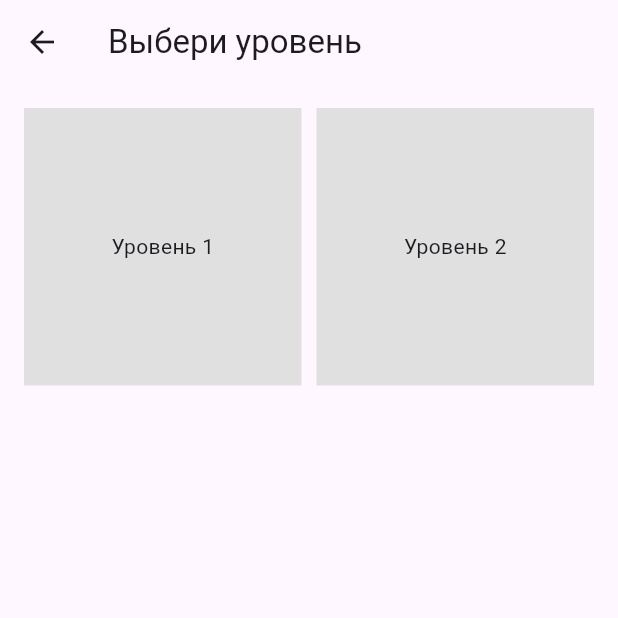
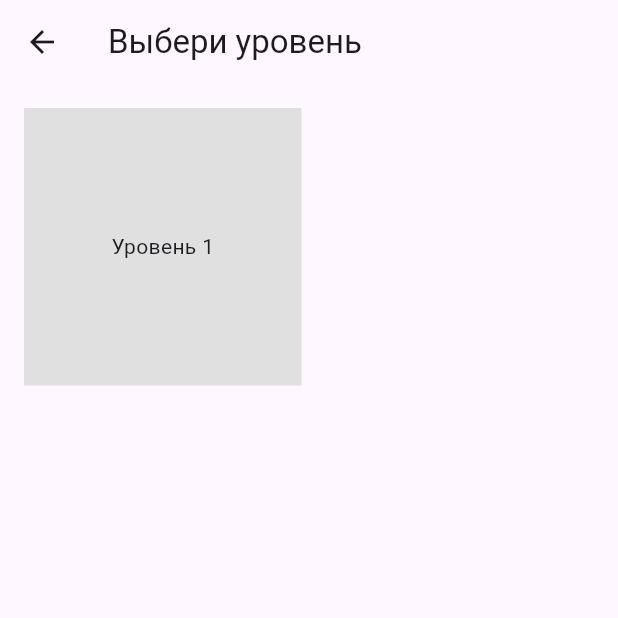
Before and after one commit to kamilazhaksilik999-jpg/game_center, a Flutter app: the LevelSelectScreen screen opened by its route, on a phone screen of 412 x 824 dp, the top half of it. Run offline on Flutter 3.47's test engine with Material 3 defaults, Android fonts, the phone set to English and light mode, and no system bars; our stand-ins replace cloud_firestore, firebase_core, image_picker, shared_preferences; accounts and stored records are empty.

Commit message:
улучшила функицонал игр

```diff
--- a/lib/core/models/level_model.dart
+++ b/lib/core/models/level_model.dart
@@ -1,10 +1,10 @@
 import 'package:flutter/material.dart';
+
 class LevelModel {
   final int id;
   final String image1;
   final String image2;
-
-  final List<Rect> differences; // 🔥 ВОТ ЭТО ТЕБЕ НЕ ХВАТАЛО
+  final List<Rect> differences;
 
   LevelModel({
     required this.id,
--- a/lib/data/levels.dart
+++ b/lib/data/levels.dart
@@ -1,25 +1,32 @@
 import 'package:flutter/material.dart';
-import '../../core/models/level_model.dart';
+import '../core/models/level_model.dart';
+
 final levels = [
-
   LevelModel(
     id: 1,
     image1: "assets/level1_a.png",
     image2: "assets/level1_b.png",
     differences: [
-      Rect.fromLTWH(0.2, 0.3, 0.15, 0.15),
-      Rect.fromLTWH(0.6, 0.5, 0.15, 0.15),
+      // 1. Солнце (в самом углу справа сверху)
+      Rect.fromLTWH(0.82, 0.01, 0.16, 0.14),
+
+      // 2. Воздушный шар (верхняя левая часть)
+      Rect.fromLTWH(0.18, 0.05, 0.22, 0.28),
+
+      // 3. Бабочка (справа, посередине высоты)
+      Rect.fromLTWH(0.72, 0.40, 0.16, 0.14),
+
+      // 4. Глаз лебедя (чуть левее центра)
+      Rect.fromLTWH(0.32, 0.43, 0.08, 0.08),
+
+      // 5. Яблоко (на подстилке слева)
+      Rect.fromLTWH(0.20, 0.78, 0.14, 0.14),
+
+      // 6. Бутылочка/Напиток (на подстилке справа)
+      Rect.fromLTWH(0.58, 0.70, 0.14, 0.25),
+
+      // 7. Розовый/Фиолетовый цветок (в левом нижнем углу)
+      Rect.fromLTWH(0.02, 0.75, 0.18, 0.20),
     ],
   ),
-
-  LevelModel(
-    id: 2,
-    image1: "assets/level2_a.png",
-    image2: "assets/level2_b.png",
-    differences: [
-      Rect.fromLTWH(0.3, 0.2, 0.15, 0.15),
-      Rect.fromLTWH(0.7, 0.6, 0.15, 0.15),
-    ],
-  ),
-
 ];
```
Also changed, not shown: lib/screens/game_screen.dart (added, +94 -0 lines), lib/screens/home/home_screen.dart (+16 -2 lines).
